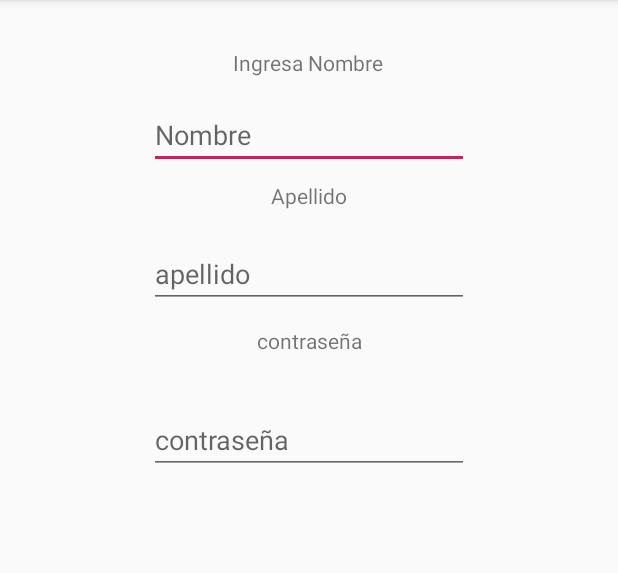
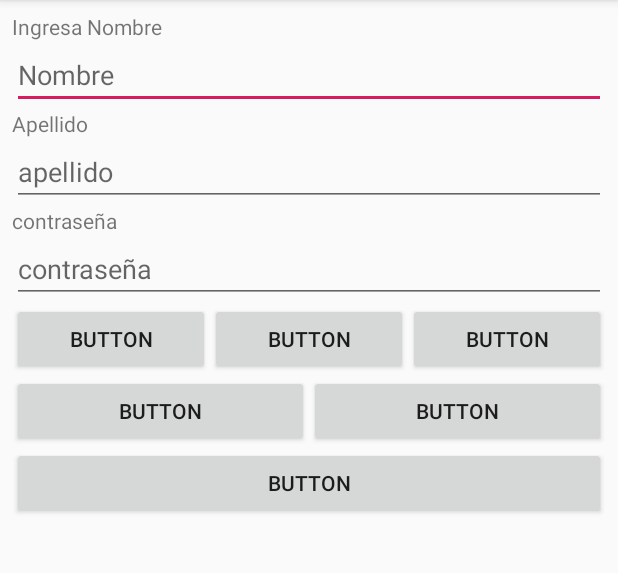
Before and after one commit to chucho1994/practica1040719, an Android app: the screen it shows after launch (MainActivity), on a phone screen of 412 x 824 dp, the part 84-657 px from its top. Run offline under Robolectric (Android 15) with nearby library versions, the phone set to English and light mode, and no system bars.

Commit message:
Version 2

```diff
--- a/app/src/main/res/layout/activity_main.xml
+++ b/app/src/main/res/layout/activity_main.xml
@@ -6,86 +6,121 @@
     android:layout_height="match_parent"
     tools:context=".MainActivity">
 
-    <TextView
-        android:id="@+id/textView"
-        android:layout_width="wrap_content"
-        android:layout_height="wrap_content"
-        android:layout_marginStart="8dp"
-        android:layout_marginTop="32dp"
-        android:layout_marginEnd="8dp"
-        android:text="@string/ingresa_nombre"
-        app:layout_constraintEnd_toEndOf="parent"
-        app:layout_constraintHorizontal_bias="0.498"
-        app:layout_constraintStart_toStartOf="parent"
-        app:layout_constraintTop_toTopOf="parent" />
+    <ScrollView
+        android:layout_width="match_parent"
+        android:layout_height="match_parent">
 
-    <EditText
-        android:id="@+id/editText"
-        android:layout_width="wrap_content"
-        android:layout_height="wrap_content"
-        android:layout_marginStart="8dp"
-        android:layout_marginTop="16dp"
-        android:layout_marginEnd="8dp"
-        android:ems="10"
-        android:hint="@string/Nombre"
-        android:inputType="textPersonName"
-        app:layout_constraintEnd_toEndOf="parent"
-        app:layout_constraintStart_toStartOf="parent"
-        app:layout_constraintTop_toBottomOf="@+id/textView" />
+        <LinearLayout
+            android:layout_width="match_parent"
+            android:layout_height="wrap_content"
+            android:layout_marginStart="8dp"
+            android:layout_marginTop="8dp"
+            android:layout_marginEnd="8dp"
+            android:layout_marginBottom="8dp"
+            android:orientation="vertical">
 
-    <TextView
-        android:id="@+id/textView2"
-        android:layout_width="wrap_content"
-        android:layout_height="wrap_content"
-        android:layout_marginStart="8dp"
-        android:layout_marginTop="8dp"
-        android:layout_marginEnd="8dp"
-        android:text="@string/ingresa_apellido"
-        app:layout_constraintEnd_toEndOf="parent"
-        app:layout_constraintStart_toStartOf="parent"
-        app:layout_constraintTop_toBottomOf="@+id/editText" />
+            <TextView
+                android:id="@+id/textView"
+                android:layout_width="match_parent"
+                android:layout_height="wrap_content"
+                android:text="@string/ingresa_nombre" />
 
-    <EditText
-        android:id="@+id/editText2"
-        android:layout_width="wrap_content"
-        android:layout_height="wrap_content"
-        android:layout_marginStart="8dp"
-        android:layout_marginTop="20dp"
-        android:layout_marginEnd="8dp"
-        android:ems="10"
-        android:hint="@string/apellido"
-        android:inputType="textPersonName"
-        app:layout_constraintEnd_toEndOf="parent"
-        app:layout_constraintStart_toStartOf="parent"
-        app:layout_constraintTop_toBottomOf="@+id/textView2" />
+            <EditText
+                android:id="@+id/editText"
+                android:layout_width="match_parent"
+                android:layout_height="wrap_content"
+                android:ems="10"
+                android:hint="@string/Nombre"
+                android:inputType="textPersonName" />
 
-    <TextView
-        android:id="@+id/textView3"
-        android:layout_width="wrap_content"
-        android:layout_height="wrap_content"
-        android:layout_marginStart="8dp"
-        android:layout_marginTop="12dp"
-        android:layout_marginEnd="8dp"
-        android:text="@string/ingresa_contraseña"
-        app:layout_constraintEnd_toEndOf="parent"
-        app:layout_constraintStart_toStartOf="parent"
-        app:layout_constraintTop_toBottomOf="@+id/editText2" />
+            <TextView
+                android:id="@+id/textView2"
+                android:layout_width="match_parent"
+                android:layout_height="wrap_content"
+                android:text="@string/ingresa_apellido" />
 
-    <EditText
-        android:id="@+id/editText7"
-        android:layout_width="wrap_content"
-        android:layout_height="wrap_content"
-        android:layout_marginStart="8dp"
-        android:layout_marginTop="8dp"
-        android:layout_marginEnd="8dp"
-        android:layout_marginBottom="8dp"
-        android:ems="10"
-        android:hint="@string/contraseña"
-        android:inputType="numberPassword"
-        app:layout_constraintBottom_toBottomOf="parent"
-        app:layout_constraintEnd_toEndOf="parent"
-        app:layout_constraintStart_toStartOf="parent"
-        app:layout_constraintTop_toBottomOf="@+id/textView3"
-        app:layout_constraintVertical_bias="0.055" />
+            <EditText
+                android:id="@+id/editText2"
+                android:layout_width="match_parent"
+                android:layout_height="wrap_content"
+                android:ems="10"
+                android:hint="@string/apellido"
+                android:inputType="textPersonName" />
+
+            <TextView
+                android:id="@+id/textView3"
+                android:layout_width="match_parent"
+                android:layout_height="wrap_content"
+                android:text="@string/ingresa_contraseña" />
+
+            <EditText
+                android:id="@+id/editText3"
+                android:layout_width="match_parent"
+                android:layout_height="wrap_content"
+                android:ems="10"
+                android:hint="@string/contraseña"
+                android:inputType="numberPassword" />
+
+            <LinearLayout
+                android:layout_width="match_parent"
+                android:layout_height="wrap_content"
+                android:orientation="horizontal">
+
+                <Button
+                    android:id="@+id/button2"
+                    android:layout_width="wrap_content"
+                    android:layout_height="wrap_content"
+                    android:layout_weight="1"
+                    android:text="Button" />
+
+                <Button
+                    android:id="@+id/button3"
+                    android:layout_width="wrap_content"
+                    android:layout_height="wrap_content"
+                    android:layout_weight="1"
+                    android:text="Button" />
+
+                <Button
+                    android:id="@+id/button"
+                    android:layout_width="wrap_content"
+                    android:layout_height="wrap_content"
+                    android:layout_weight="1"
+                    android:text="Button" />
+            </LinearLayout>
+
+            <LinearLayout
+                android:layout_width="match_parent"
+                android:layout_height="wrap_content"
+                android:orientation="horizontal">
+
+                <Button
+                    android:id="@+id/button4"
+                    android:layout_width="wrap_content"
+                    android:layout_height="wrap_content"
+                    android:layout_weight="1"
+                    android:text="Button" />
+
+                <Button
+                    android:id="@+id/button5"
+                    android:layout_width="wrap_content"
+                    android:layout_height="wrap_content"
+                    android:layout_weight="1"
+                    android:text="Button" />
+            </LinearLayout>
+
+            <LinearLayout
+                android:layout_width="match_parent"
+                android:layout_height="wrap_content"
+                android:orientation="horizontal">
+
+                <Button
+                    android:id="@+id/button6"
+                    android:layout_width="wrap_content"
+                    android:layout_height="wrap_content"
+                    android:layout_weight="1"
+                    android:text="Button" />
+            </LinearLayout>
+        </LinearLayout>
+    </ScrollView>
 
 </androidx.constraintlayout.widget.ConstraintLayout>
```
